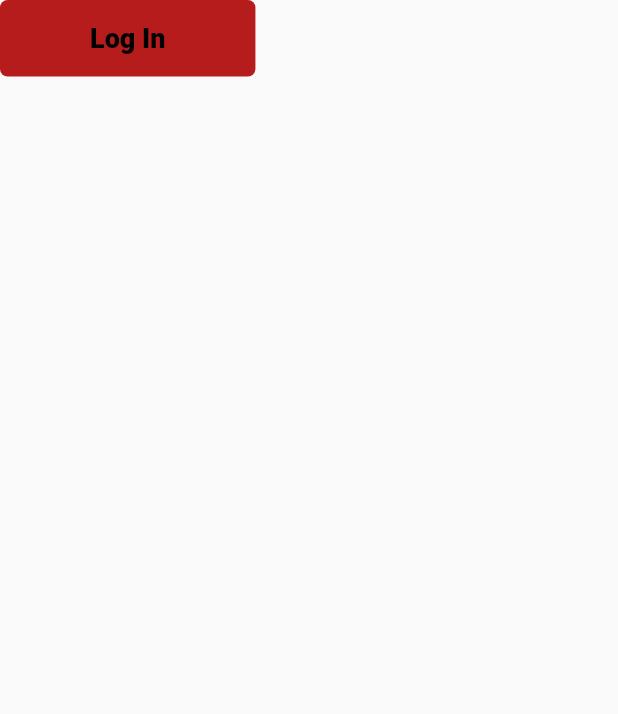
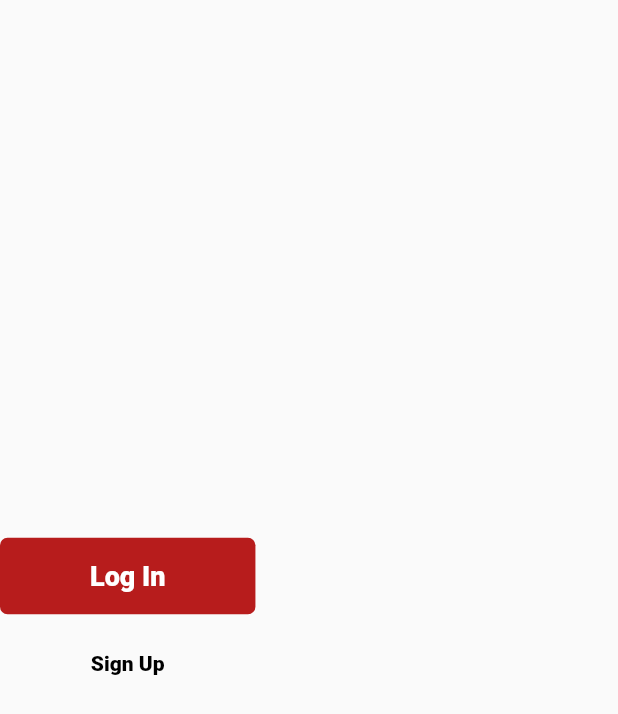
Before and after one commit to CorwinSchmidt/P465-adeel-academy, a Flutter app: the LogIn widget shown alone on an empty page, opened directly, on a phone screen of 412 x 824 dp. Shown: the top 714 px of the screen. Run offline on Flutter 3.47's test engine with Material 2 defaults, Android fonts, the phone set to English and light mode, and no system bars.

Commit message:
home page improved

```diff
--- a/lib/views/home/home_view.dart
+++ b/lib/views/home/home_view.dart
@@ -21,7 +21,7 @@ class HomeView extends StatelessWidget {
                   Details(),
                   Expanded(
                     child: Center(
-                      child: LogIn('Log In'),
+                      child: LogIn('Log In', 'Sign Up'),
                     ),
                   ),
                 ],
--- a/lib/widgets/log_in/log_in.dart
+++ b/lib/widgets/log_in/log_in.dart
@@ -1,28 +1,52 @@
 import 'package:flutter/material.dart';
 
 class LogIn extends StatelessWidget {
-  final String title;
-  LogIn(this.title);
+  final String text1;
+  final String text2;
+  LogIn(this.text1, this.text2);
 
   @override
   Widget build(BuildContext context) {
-    return Container(
+    return Column(
+      mainAxisAlignment: MainAxisAlignment.center,
+      children: [
+        //Log In
+        Container(
           padding: const EdgeInsets.symmetric(
             horizontal: 60,
             vertical: 15,
           ),
           child: Text(
-        title,
+            text1,
             style: TextStyle(
               fontSize: 18,
               fontWeight: FontWeight.w800,
-          color: Colors.black,
+              color: Colors.white,
             ),
           ),
           decoration: BoxDecoration(
             color: Colors.red[900],
             borderRadius: BorderRadius.circular(5),
           ),
+        ),
+        // Spacing:
+        SizedBox(height: 10),
+        // Sign up:
+        Container(
+          padding: const EdgeInsets.symmetric(
+            horizontal: 60,
+            vertical: 15,
+          ),
+          child: Text(
+            text2,
+            style: TextStyle(
+              fontSize: 14,
+              fontWeight: FontWeight.w800,
+              color: Colors.black,
+            ),
+          ),
+        ),
+      ],
     );
   }
 }
```
Also changed, not shown: lib/widgets/details/details.dart (+8 -6 lines), lib/widgets/navigation_bar/navigation_bar.dart (+7 -3 lines), 8 other files. Lines whose indentation alone changed are shown as unchanged.
